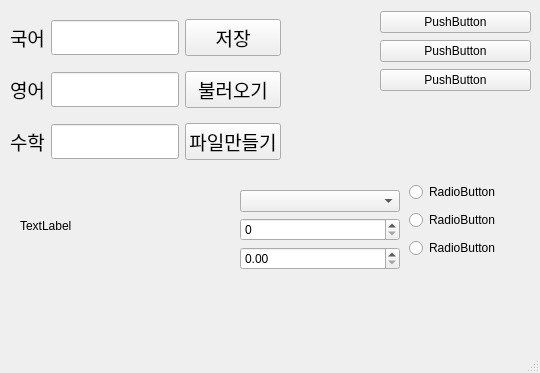
Old version of the form AI_Study_Python/211115/assignment.ui in the repository 2wonplz/AI_Study.
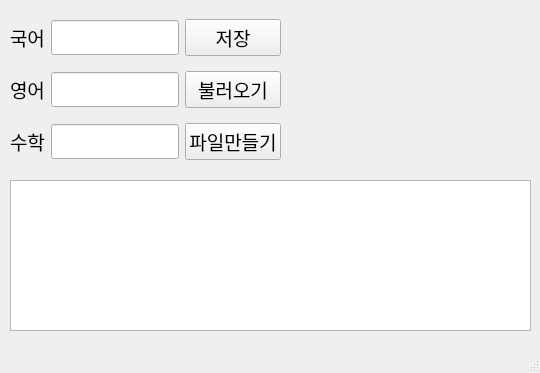
New version of the form.

```diff
--- a/AI_Study_Python/211115/assignment.ui
+++ b/AI_Study_Python/211115/assignment.ui
@@ -160,104 +160,20 @@
                     </item>
                 </layout>
             </widget>
-            <widget class="QWidget" name="verticalLayoutWidget">
+   <widget class="QTableWidget" name="tableWidget">
                 <property name="geometry">
                     <rect>
-                        <x>380</x>
-                        <y>10</y>
-                        <width>151</width>
-                        <height>83</height>
-                    </rect>
-                </property>
-                <layout class="QVBoxLayout" name="verticalLayout">
-                    <item>
-                        <widget class="QPushButton" name="pushButton">
-                            <property name="text">
-                                <string>PushButton</string>
-                            </property>
-                        </widget>
-                    </item>
-                    <item>
-                        <widget class="QPushButton" name="pushButton_2">
-                            <property name="text">
-                                <string>PushButton</string>
-                            </property>
-                        </widget>
-                    </item>
-                    <item>
-                        <widget class="QPushButton" name="pushButton_3">
-                            <property name="text">
-                                <string>PushButton</string>
-                            </property>
-                        </widget>
-                    </item>
-                </layout>
-            </widget>
-            <widget class="QWidget" name="verticalLayoutWidget_2">
-                <property name="geometry">
-                    <rect>
-                        <x>240</x>
-                        <y>190</y>
-                        <width>160</width>
-                        <height>80</height>
-                    </rect>
-                </property>
-                <layout class="QVBoxLayout" name="verticalLayout_2">
-                    <item>
-                        <widget class="QComboBox" name="comboBox"/>
-                    </item>
-                    <item>
-                        <widget class="QSpinBox" name="spinBox"/>
-                    </item>
-                    <item>
-                        <widget class="QDoubleSpinBox" name="doubleSpinBox"/>
-                    </item>
-                </layout>
-            </widget>
-            <widget class="QWidget" name="verticalLayoutWidget_3">
-                <property name="geometry">
-                    <rect>
-                        <x>409</x>
+      <x>10</x>
                         <y>180</y>
-                        <width>101</width>
-                        <height>81</height>
-                    </rect>
-                </property>
-                <layout class="QVBoxLayout" name="verticalLayout_3">
-                    <item>
-                        <widget class="QRadioButton" name="radioButton">
-                            <property name="text">
-                                <string>RadioButton</string>
-                            </property>
-                        </widget>
-                    </item>
-                    <item>
-                        <widget class="QRadioButton" name="radioButton_3">
-                            <property name="text">
-                                <string>RadioButton</string>
-                            </property>
-                        </widget>
-                    </item>
-                    <item>
-                        <widget class="QRadioButton" name="radioButton_2">
-                            <property name="text">
-                                <string>RadioButton</string>
-                            </property>
-                        </widget>
-                    </item>
-                </layout>
-            </widget>
-            <widget class="QLabel" name="label_4">
-                <property name="geometry">
-                    <rect>
-                        <x>20</x>
-                        <y>200</y>
-                        <width>81</width>
-                        <height>51</height>
-                    </rect>
-                </property>
-                <property name="text">
-                    <string>TextLabel</string>
+      <width>521</width>
+      <height>151</height>
+     </rect>
+    </property>
+    <property name="font">
+     <font>
+      <family>나눔손글씨 펜</family>
+      <pointsize>12</pointsize>
+     </font>
                 </property>
             </widget>
         </widget>
```
Left out of the diff: 20 changed lines with no effect on the pictures. Lines whose indentation alone changed are shown as unchanged.
